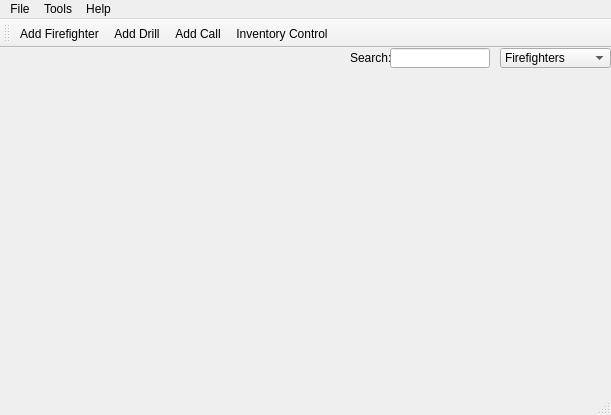
Old version of the form FDMS/forms/MainWindow.ui in the repository JDougherty/Fire-Department-Management-System.
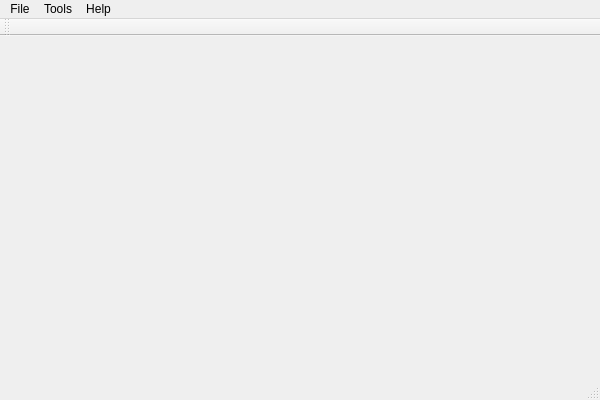
New version of the form. Icons and pictures are not drawn.

Commit message: Making the MainWindow.ui from scratch.

The edit to the form file:
```diff
--- a/FDMS/forms/MainWindow.ui
+++ b/FDMS/forms/MainWindow.ui
@@ -6,8 +6,8 @@
    <rect>
     <x>0</x>
     <y>0</y>
-    <width>611</width>
-    <height>415</height>
+    <width>600</width>
+    <height>400</height>
    </rect>
   </property>
   <property name="windowTitle">
@@ -17,69 +17,13 @@
    <iconset resource="../resources/resources.qrc">
     <normaloff>:/icons/Icon.png</normaloff>:/icons/Icon.png</iconset>
   </property>
-  <widget class="QWidget" name="centralWidget">
-   <widget class="QComboBox" name="cmbSearch">
-    <property name="geometry">
-     <rect>
-      <x>500</x>
-      <y>0</y>
-      <width>111</width>
-      <height>20</height>
-     </rect>
-    </property>
-    <item>
-     <property name="text">
-      <string>Firefighters</string>
-     </property>
-    </item>
-    <item>
-     <property name="text">
-      <string>Drills</string>
-     </property>
-    </item>
-    <item>
-     <property name="text">
-      <string>Calls</string>
-     </property>
-    </item>
-   </widget>
-   <widget class="QLineEdit" name="txtSearch">
-    <property name="geometry">
-     <rect>
-      <x>390</x>
-      <y>0</y>
-      <width>100</width>
-      <height>20</height>
-     </rect>
-    </property>
-    <property name="maximumSize">
-     <size>
-      <width>100</width>
-      <height>20</height>
-     </size>
-    </property>
-   </widget>
-   <widget class="QLabel" name="lblSearch">
-    <property name="geometry">
-     <rect>
-      <x>350</x>
-      <y>0</y>
-      <width>46</width>
-      <height>20</height>
-     </rect>
-    </property>
-    <property name="text">
-     <string>Search:</string>
-    </property>
-   </widget>
-  </widget>
-  <widget class="QStatusBar" name="statusBar"/>
+  <widget class="QWidget" name="centralWidget"/>
   <widget class="QMenuBar" name="menuBar">
    <property name="geometry">
     <rect>
      <x>0</x>
      <y>0</y>
-     <width>611</width>
+     <width>600</width>
      <height>21</height>
     </rect>
    </property>
@@ -112,50 +56,16 @@
    <addaction name="menuTools"/>
    <addaction name="menuHelp"/>
   </widget>
-  <widget class="QToolBar" name="toolBar">
-   <property name="windowTitle">
-    <string>toolBar</string>
-   </property>
-   <property name="iconSize">
-    <size>
-     <width>32</width>
-     <height>32</height>
-    </size>
-   </property>
+  <widget class="QToolBar" name="mainToolBar">
    <attribute name="toolBarArea">
     <enum>TopToolBarArea</enum>
    </attribute>
    <attribute name="toolBarBreak">
     <bool>false</bool>
    </attribute>
-   <addaction name="actAddFirefighter"/>
-   <addaction name="actAddDrill"/>
-   <addaction name="actAddCall"/>
-   <addaction name="actInventoryControl"/>
   </widget>
-  <action name="actQuit">
-   <property name="text">
-    <string>Quit</string>
-   </property>
-  </action>
-  <action name="actSearch">
-   <property name="text">
-    <string>Search</string>
-   </property>
-  </action>
-  <action name="actAddFirefighter">
-   <property name="icon">
-    <iconset resource="../resources/resources.qrc">
-     <normaloff>:/icons/AddFirefighter.png</normaloff>:/icons/AddFirefighter.png</iconset>
-   </property>
-   <property name="text">
-    <string>Add Firefighter</string>
-   </property>
-   <property name="toolTip">
-    <string>Add Firefighter</string>
-   </property>
-  </action>
-  <action name="actAbout">
+  <widget class="QStatusBar" name="statusBar"/>
+  <action name="actionAbout">
    <property name="text">
     <string>About</string>
    </property>
@@ -166,7 +76,7 @@
      <normaloff>:/icons/AddDrill.png</normaloff>:/icons/AddDrill.png</iconset>
    </property>
    <property name="text">
-    <string>Add Drill</string>
+    <string>Search</string>
    </property>
    <property name="toolTip">
     <string>Add Drill</string>
@@ -178,28 +88,7 @@
      <normaloff>:/icons/AddCall.png</normaloff>:/icons/AddCall.png</iconset>
    </property>
    <property name="text">
-    <string>Add Call</string>
-   </property>
-  </action>
-  <action name="actInventoryControl">
-   <property name="icon">
-    <iconset resource="../resources/resources.qrc">
-     <normaloff>:/icons/InventoryControl.png</normaloff>:/icons/InventoryControl.png</iconset>
-   </property>
-   <property name="text">
-    <string>Inventory Control</string>
-   </property>
-   <property name="toolTip">
-    <string>Inventory Control</string>
-   </property>
-  </action>
-  <action name="actInventoryCheck">
-   <property name="icon">
-    <iconset resource="../resources/resources.qrc">
-     <normaloff>:/icons/InventoryCheck.png</normaloff>:/icons/InventoryCheck.png</iconset>
-   </property>
-   <property name="text">
-    <string>Inventory Check</string>
+    <string>Quit</string>
    </property>
   </action>
  </widget>
```
Left out of the diff: 132 changed lines with no effect on the pictures.
